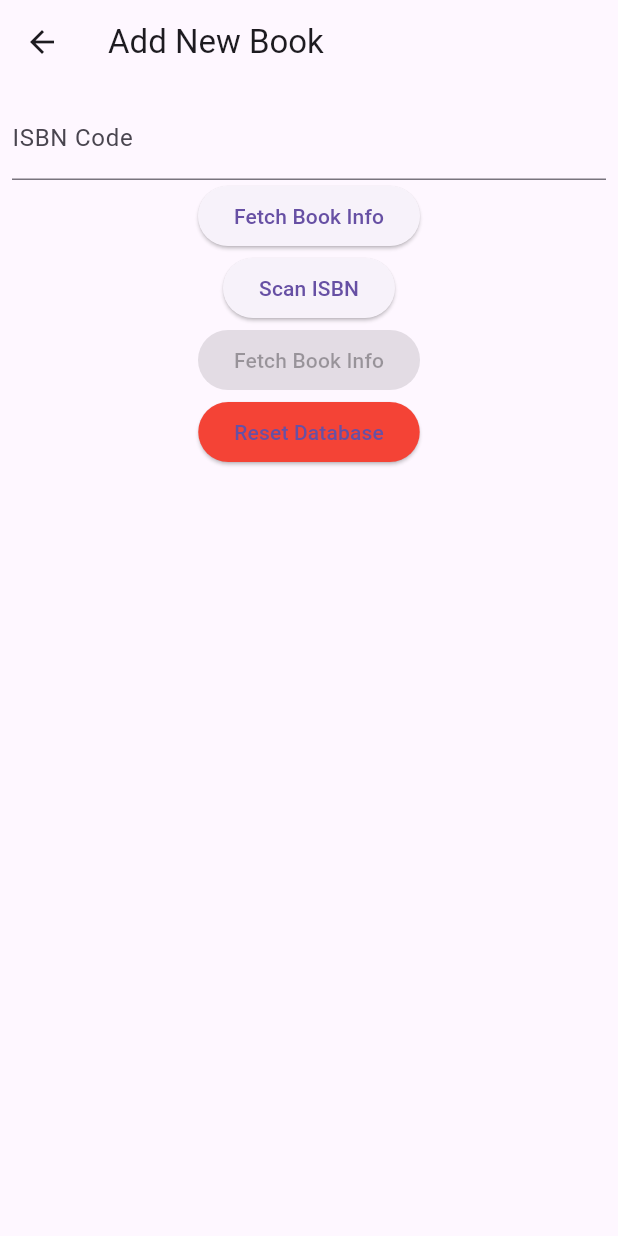
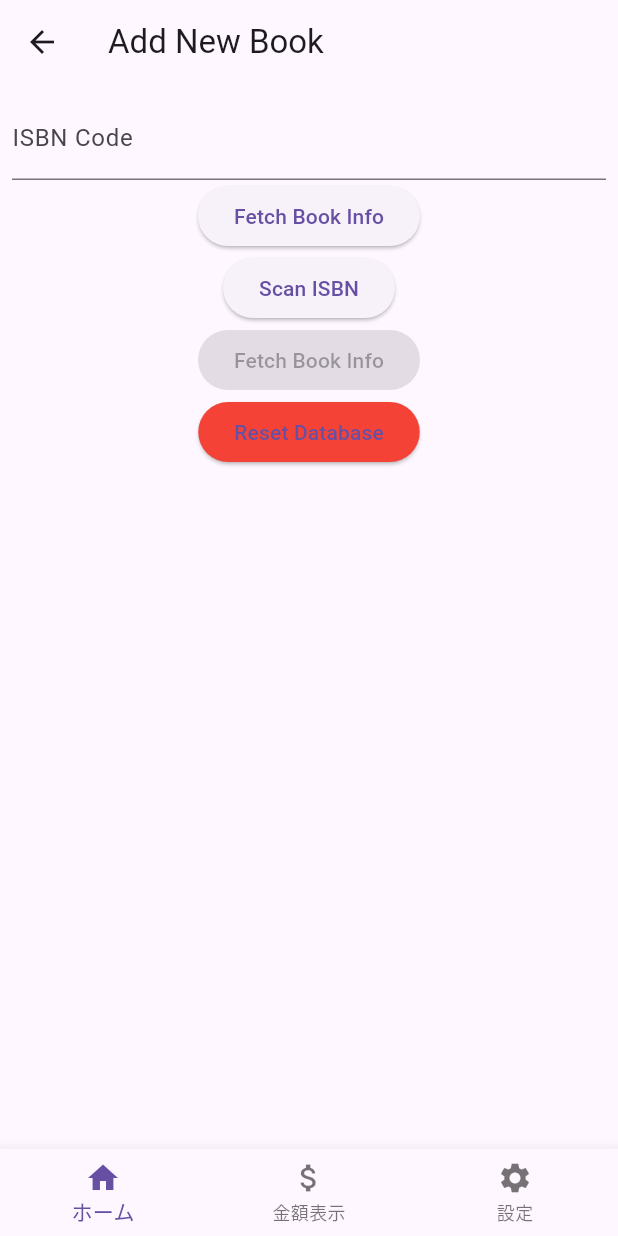
Before and after one commit to tomatoboy-hub/StackTaculer, a Flutter app: the screen it shows after launch, after a tap on the "add" icon, on a phone screen of 412 x 824 dp. Run offline on Flutter 3.47's test engine with Material 3 defaults, Android fonts, the phone set to English and light mode, and no system bars; our stand-ins replace flutter_local_notifications, sensors, sqflite; missing offline and left inert: android_alarm_manager_plus, barcode_scan2, flutter_cube; accounts and stored records are empty.

Commit message:
addFooter

```diff
--- /dev/null
+++ b/lib/common/Footer.dart
@@ -0,0 +1,88 @@
+import 'package:flutter/material.dart';
+import '../main.dart';
+
+class Footer extends StatefulWidget {
+  @override
+  _Footer createState() => _Footer();
+}
+
+class _Footer extends State<Footer> {
+  int _currentIndex = 0;
+
+  final List<Widget> _pages = [
+    HomeScreen(), // ホーム画面
+    AmountScreen(), // 金額表示画面
+    SettingsScreen(), // 設定画面
+  ];
+
+  @override
+  Widget build(BuildContext context) {
+    return BottomNavigationBar(
+      items: [
+        BottomNavigationBarItem(
+          icon: Icon(Icons.home),
+          label: 'ホーム',
+        ),
+        BottomNavigationBarItem(
+          icon: Icon(Icons.attach_money),
+          label: '金額表示',
+        ),
+        BottomNavigationBarItem(
+          icon: Icon(Icons.settings),
+          label: '設定',
+        ),
+      ],
+      currentIndex: _currentIndex,
+      onTap: (index) {
+        setState(() {
+          _currentIndex = index;
+        });
+        switch (index) {
+          case 0:
+
+            Navigator.push(
+                context, MaterialPageRoute(builder: (context) => StacktacularApp()));
+
+            break;
+          case 1:
+            Navigator.push(
+                context, MaterialPageRoute(builder: (context) => StacktacularApp()));
+
+            break;
+          case 2:
+            Navigator.push(
+                context, MaterialPageRoute(builder: (context) => StacktacularApp()));
+
+            break;
+        }
+      },
+    );
+  }
+}
+
+class HomeScreen extends StatelessWidget {
+  @override
+  Widget build(BuildContext context) {
+    return Center(
+      child: Text('ホーム'),
+    );
+  }
+}
+
+class AmountScreen extends StatelessWidget {
+  @override
+  Widget build(BuildContext context) {
+    return Center(
+      child: Text('金額表示'),
+    );
+  }
+}
+
+class SettingsScreen extends StatelessWidget {
+  @override
+  Widget build(BuildContext context) {
+    return Center(
+      child: Text('設定'),
+    );
+  }
+}
--- a/lib/screens/add_screen.dart
+++ b/lib/screens/add_screen.dart
@@ -5,6 +5,7 @@ import 'package:http/http.dart' as http;
 import 'dart:convert';
 import 'package:barcode_scan2/platform_wrapper.dart';
 import 'package:flutter/services.dart';
+import '../common/Footer.dart';
 
 class AddScreen extends StatefulWidget {
   @override
@@ -152,7 +153,7 @@ class _AddScreenState extends State<AddScreen>  {
           )
         )
       ),
-
+      bottomNavigationBar: Footer(),
     );
 
   }
--- a/lib/screens/detail_screen.dart
+++ b/lib/screens/detail_screen.dart
@@ -1,5 +1,6 @@
 import 'package:flutter/material.dart';
 import '../book.dart'; // Bookクラスを定義したファイル
+import '../common/Footer.dart';
 
 class DetailScreen extends StatelessWidget {
   final Book book;
@@ -34,6 +35,7 @@ class DetailScreen extends StatelessWidget {
         tooltip: 'Delete',
         child: Icon(Icons.delete),
       ),
+      bottomNavigationBar: Footer(),
     );
   }
 }
--- a/lib/screens/gyro_cube_screen.dart
+++ b/lib/screens/gyro_cube_screen.dart
@@ -2,6 +2,7 @@ import 'package:flutter/material.dart';
 import 'package:flutter_cube/flutter_cube.dart';
 import 'package:sensors/sensors.dart';
 import 'dart:async';
+import '../common/Footer.dart';
 
 class GyroCubeScreen extends StatefulWidget {
   final int booksCount;
@@ -44,6 +45,7 @@ class _GyroCubeScreenState extends State<GyroCubeScreen> {
           ),
         ],
       ),
+      bottomNavigationBar: Footer(),
     );
   }
   void _onSceneCreated(Scene scene) {
--- a/lib/screens/home_screen.dart
+++ b/lib/screens/home_screen.dart
@@ -4,6 +4,7 @@ import 'add_screen.dart';
 import 'gyro_cube_screen.dart';
 import 'package:stacktaculer/database_helper.dart';
 import '../book.dart';
+import '../common/Footer.dart';
 
 class HomeScreen extends StatefulWidget{
   @override
@@ -98,6 +99,7 @@ class _HomeScreenState extends State<HomeScreen> {
           setState(() {}); // FutureBuilderを再実行してリストを更新
         },
       ),
+      bottomNavigationBar: Footer(),
     );
   }
 }
--- a/lib/screens/scan_screen.dart
+++ b/lib/screens/scan_screen.dart
@@ -1,7 +1,7 @@
 import 'package:flutter/material.dart';
 import 'package:barcode_scan2/platform_wrapper.dart';
 import 'package:flutter/services.dart';
-
+import '../common/Footer.dart';
 
 class SecondScreen extends StatefulWidget {
   @override
@@ -46,6 +46,7 @@ class _SecondScreenState extends State<SecondScreen> {
           child: Text('バーコードを読み込む'),
         ),
       ),
+      bottomNavigationBar: Footer(),
     );
   }
 }
```
